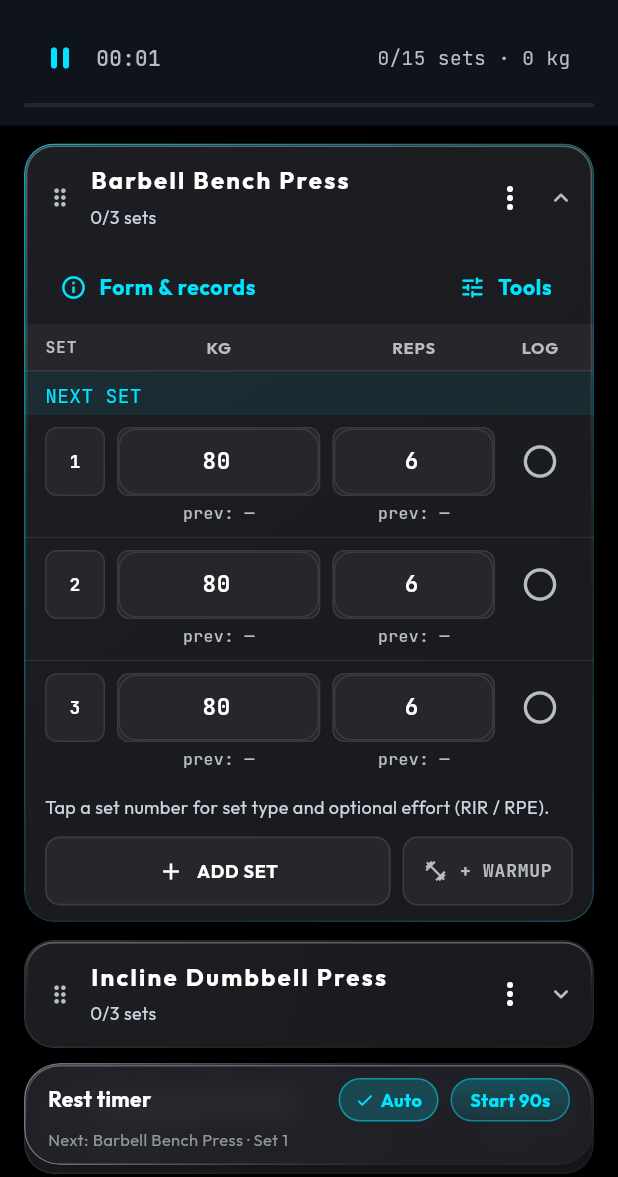
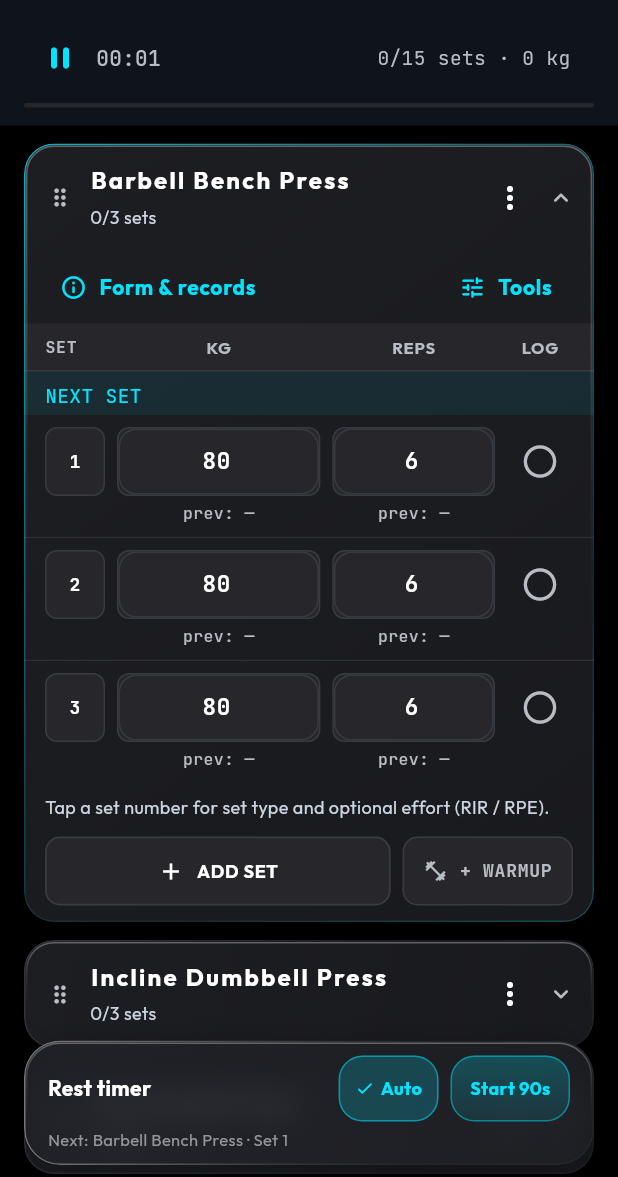
Before and after one commit to LuvyaNishad/GYM_APP, a Flutter app: the WorkoutSessionScreen screen opened by its route, on a phone screen of 412 x 824 dp, the part 59-1236 px from its top. Run offline on Flutter 3.47's test engine with Material 3 defaults, Android fonts, the phone set to English and light mode, and no system bars; our stand-ins replace fl_chart, flutter_local_notifications, flutter_riverpod, freezed_annotation, go_router, hive_ce_flutter and 3 more; accounts and stored records are empty.

Commit message:
fix: close responsive layout gaps

```diff
--- a/lib/features/exercise_library/screens/exercise_library_screen.dart
+++ b/lib/features/exercise_library/screens/exercise_library_screen.dart
@@ -224,7 +224,8 @@ class _ExerciseLibraryScreenState extends ConsumerState<ExerciseLibraryScreen> {
                     )
                   : state.filteredExercises.isEmpty
                   ? _buildEmptyState(notifier)
-                  : ListView.builder(
+                  : BackdropGroup(
+                      child: ListView.builder(
                         key: const PageStorageKey('exercise_library_list'),
                         keyboardDismissBehavior:
                             ScrollViewKeyboardDismissBehavior.onDrag,
@@ -245,6 +246,7 @@ class _ExerciseLibraryScreenState extends ConsumerState<ExerciseLibraryScreen> {
                             onQuickAdd: () => _openAddToRoutine(exercise),
                           );
                         },
+                      ),
                     ),
             ),
           ],
--- a/lib/features/exercise_library/widgets/exercise_library_card.dart
+++ b/lib/features/exercise_library/widgets/exercise_library_card.dart
@@ -24,6 +24,8 @@ class ExerciseLibraryCard extends StatelessWidget {
       padding: const EdgeInsets.symmetric(horizontal: 16, vertical: 4),
       child: GlassCard(
         blur: true,
+        sharedBackdrop: true,
+        repaintBoundary: true,
         border: false,
         borderRadius: 16,
         boxShadow: const [],
--- a/lib/features/profile/screens/profile_screen.dart
+++ b/lib/features/profile/screens/profile_screen.dart
@@ -27,6 +27,7 @@ class ProfileScreen extends ConsumerWidget {
       backgroundColor: AppColors.background,
       body: SafeArea(
         bottom: false,
+        child: BackdropGroup(
           child: CustomScrollView(
             physics: const BouncingScrollPhysics(),
             slivers: [
@@ -70,6 +71,7 @@ class ProfileScreen extends ConsumerWidget {
                 ),
               ),
             ],
+          ),
         ),
       ),
     );
@@ -682,6 +684,8 @@ class _GlassSectionContainer extends StatelessWidget {
   Widget build(BuildContext context) {
     return GlassCard(
       blur: true,
+      sharedBackdrop: true,
+      repaintBoundary: true,
       border: false,
       boxShadow: const [],
       padding: const EdgeInsets.all(16),
--- a/lib/features/workout_session/widgets/exercise_sequence_card.dart
+++ b/lib/features/workout_session/widgets/exercise_sequence_card.dart
@@ -135,9 +135,14 @@ class ExerciseSequenceCard extends ConsumerWidget {
               ),
             ),
             if (isExpanded) ...[
-              Row(
+              Padding(
+                padding: const EdgeInsets.symmetric(horizontal: 12),
+                child: Wrap(
+                  alignment: WrapAlignment.spaceBetween,
+                  crossAxisAlignment: WrapCrossAlignment.center,
+                  spacing: 8,
+                  runSpacing: 4,
                   children: [
-                  const SizedBox(width: 12),
                     TextButton.icon(
                       onPressed: () => ExerciseFormGuideSheet.show(
                         context: context,
@@ -147,14 +152,13 @@ class ExerciseSequenceCard extends ConsumerWidget {
                       icon: const Icon(Icons.info_outline_rounded, size: 18),
                       label: const Text('Form & records'),
                     ),
-                  const Spacer(),
                     TextButton.icon(
                       onPressed: () => _tools(context, ref),
                       icon: const Icon(Icons.tune_rounded, size: 18),
                       label: const Text('Tools'),
                     ),
-                  const SizedBox(width: 12),
                   ],
+                ),
               ),
               ExerciseSetTable(exercise: exercise),
             ],
--- a/lib/features/workout_session/widgets/floating_rest_timer_bar.dart
+++ b/lib/features/workout_session/widgets/floating_rest_timer_bar.dart
@@ -28,66 +28,45 @@ class FloatingRestTimerBar extends ConsumerWidget {
     final active = rest.remainingSeconds > 0;
     final isLowTime = rest.remainingSeconds <= 15;
     final accentColor = isLowTime ? AppColors.warning : AppColors.primary;
+    final largeText = MediaQuery.textScalerOf(context).scale(1) > 1.25;
 
-    return SafeArea(
-      top: false,
-      child: Padding(
-        padding: const EdgeInsets.fromLTRB(16, 4, 16, 8),
-        child: GlassCard(
-          borderRadius: 24,
-          padding: const EdgeInsets.fromLTRB(16, 10, 16, 10),
-          blur: true,
-          glowColor: active ? accentColor.withValues(alpha: 0.18) : null,
-          child: Column(
-            mainAxisSize: MainAxisSize.min,
-            children: [
-              if (active)
-                Row(
-                  children: [
-                    // Digital Timer
-                    Text(
+    final timerText = Text(
       '${(rest.remainingSeconds ~/ 60).toString().padLeft(2, '0')}:${(rest.remainingSeconds % 60).toString().padLeft(2, '0')}',
       style: AppTypography.monoMedium.copyWith(
         fontSize: 20,
         fontWeight: FontWeight.w700,
         color: accentColor,
       ),
-                    ),
-                    const Spacer(),
-                    // -10s chip
+    );
+    final actionButtons = Row(
+      mainAxisSize: MainAxisSize.min,
+      children: [
         _GlassActionButton(
           tooltip: 'Subtract 10 seconds',
           icon: Icons.remove_rounded,
           onPressed: () => notifier.addSeconds(-10),
         ),
         const SizedBox(width: 6),
-                    // +10s chip
         _GlassActionButton(
           tooltip: 'Add 10 seconds',
           icon: Icons.add_rounded,
           onPressed: () => notifier.addSeconds(10),
         ),
         const SizedBox(width: 6),
-                    // Play / Pause chip
         _GlassActionButton(
           tooltip: rest.isRunning ? 'Pause rest' : 'Resume rest',
-                      icon: rest.isRunning
-                          ? Icons.pause_rounded
-                          : Icons.play_arrow_rounded,
-                      onPressed: rest.isRunning
-                          ? notifier.pause
-                          : notifier.resume,
+          icon: rest.isRunning ? Icons.pause_rounded : Icons.play_arrow_rounded,
+          onPressed: rest.isRunning ? notifier.pause : notifier.resume,
         ),
-                    const SizedBox(width: 8),
-                    // Skip button
-                    InkWell(
+      ],
+    );
+    final skipButton = InkWell(
       onTap: notifier.skip,
       borderRadius: BorderRadius.circular(14),
       child: Container(
-                        padding: const EdgeInsets.symmetric(
-                          horizontal: 10,
-                          vertical: 6,
-                        ),
+        constraints: const BoxConstraints(minWidth: 44, minHeight: 44),
+        alignment: Alignment.center,
+        padding: const EdgeInsets.symmetric(horizontal: 10, vertical: 6),
         decoration: BoxDecoration(
           color: Colors.white.withValues(alpha: 0.08),
           borderRadius: BorderRadius.circular(14),
@@ -104,30 +83,14 @@ class FloatingRestTimerBar extends ConsumerWidget {
           ),
         ),
       ),
-                    ),
-                  ],
-                )
-              else
-                Row(
-                  children: [
-                    Expanded(
-                      child: Text(
-                        'Rest timer',
-                        style: AppTypography.bodyMedium.copyWith(
-                          fontWeight: FontWeight.w600,
-                          color: Colors.white,
-                        ),
-                      ),
-                    ),
-                    // Acrylic Auto Pill
-                    InkWell(
+    );
+    final autoButton = InkWell(
       onTap: notifier.toggleAutoStart,
       borderRadius: BorderRadius.circular(16),
       child: Container(
-                        padding: const EdgeInsets.symmetric(
-                          horizontal: 10,
-                          vertical: 5,
-                        ),
+        constraints: const BoxConstraints(minHeight: 44),
+        alignment: Alignment.center,
+        padding: const EdgeInsets.symmetric(horizontal: 10, vertical: 5),
         decoration: BoxDecoration(
           color: rest.autoStart
               ? AppColors.primary.withValues(alpha: 0.20)
@@ -157,25 +120,20 @@ class FloatingRestTimerBar extends ConsumerWidget {
                 fontFamily: AppTypography.fontBody,
                 fontSize: 12,
                 fontWeight: FontWeight.w600,
-                                color: rest.autoStart
-                                    ? AppColors.primary
-                                    : AppColors.platinum,
+                color: rest.autoStart ? AppColors.primary : AppColors.platinum,
               ),
             ),
           ],
         ),
       ),
-                    ),
-                    const SizedBox(width: 8),
-                    // Acrylic Start 90s Pill
-                    InkWell(
+    );
+    final startButton = InkWell(
       onTap: () => notifier.startTimer(durationSeconds: 90),
       borderRadius: BorderRadius.circular(16),
       child: Container(
-                        padding: const EdgeInsets.symmetric(
-                          horizontal: 12,
-                          vertical: 5,
-                        ),
+        constraints: const BoxConstraints(minHeight: 44),
+        alignment: Alignment.center,
+        padding: const EdgeInsets.symmetric(horizontal: 12, vertical: 5),
         decoration: BoxDecoration(
           gradient: LinearGradient(
             begin: Alignment.topCenter,
@@ -201,8 +159,99 @@ class FloatingRestTimerBar extends ConsumerWidget {
           ),
         ),
       ),
+    );
+
+    return SafeArea(
+      top: false,
+      child: Padding(
+        padding: const EdgeInsets.fromLTRB(16, 4, 16, 8),
+        child: GlassCard(
+          borderRadius: 24,
+          padding: const EdgeInsets.fromLTRB(16, 10, 16, 10),
+          blur: true,
+          glowColor: active ? accentColor.withValues(alpha: 0.18) : null,
+          child: Column(
+            mainAxisSize: MainAxisSize.min,
+            children: [
+              if (active)
+                LayoutBuilder(
+                  builder: (context, constraints) {
+                    final compact = largeText || constraints.maxWidth < 290;
+                    if (!compact) {
+                      return Row(
+                        children: [
+                          timerText,
+                          const Spacer(),
+                          actionButtons,
+                          const SizedBox(width: 8),
+                          skipButton,
+                        ],
+                      );
+                    }
+                    return Column(
+                      mainAxisSize: MainAxisSize.min,
+                      children: [
+                        Row(children: [timerText, const Spacer(), skipButton]),
+                        const SizedBox(height: 6),
+                        Align(
+                          alignment: Alignment.centerRight,
+                          child: actionButtons,
                         ),
                       ],
+                    );
+                  },
+                )
+              else
+                LayoutBuilder(
+                  builder: (context, constraints) {
+                    final compact = largeText || constraints.maxWidth < 290;
+                    final controls = Row(
+                      mainAxisSize: MainAxisSize.min,
+                      children: [
+                        autoButton,
+                        const SizedBox(width: 8),
+                        startButton,
+                      ],
+                    );
+                    if (!compact) {
+                      return Row(
+                        children: [
+                          Expanded(
+                            child: Text(
+                              'Rest timer',
+                              style: AppTypography.bodyMedium.copyWith(
+                                fontWeight: FontWeight.w600,
+                                color: Colors.white,
+                              ),
+                            ),
+                          ),
+                          controls,
+                        ],
+                      );
+                    }
+                    return Column(
+                      crossAxisAlignment: CrossAxisAlignment.stretch,
+                      children: [
+                        Text(
+                          'Rest timer',
+                          style: AppTypography.bodyMedium.copyWith(
+                            fontWeight: FontWeight.w600,
+                            color: Colors.white,
+                          ),
+                        ),
+                        const SizedBox(height: 6),
+                        Align(
+                          alignment: Alignment.centerRight,
+                          child: Wrap(
+                            alignment: WrapAlignment.end,
+                            spacing: 8,
+                            runSpacing: 6,
+                            children: [autoButton, startButton],
+                          ),
+                        ),
+                      ],
+                    );
+                  },
                 ),
               const SizedBox(height: 4),
               Align(
@@ -244,6 +293,8 @@ class _GlassActionButton extends StatelessWidget {
         onTap: onPressed,
         borderRadius: BorderRadius.circular(12),
         child: Container(
+          constraints: const BoxConstraints(minWidth: 44, minHeight: 44),
+          alignment: Alignment.center,
           padding: const EdgeInsets.all(6),
           decoration: BoxDecoration(
             color: Colors.white.withValues(alpha: 0.08),
```
Also changed, not shown: lib/features/dashboard/widgets/retractable_calendar_header.dart (+11 -7 lines), lib/features/history/widgets/history_segment_bar.dart (+18 -4 lines), lib/features/history/widgets/leon_monthly_calendar.dart (+27 -12 lines). Lines whose indentation alone changed are shown as unchanged.
